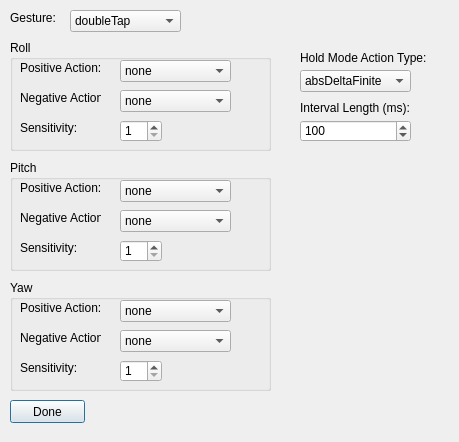
The window that PMMain/Midas/MidasProfileManager/HoldEditor.ui (jordenh/ProjectMidas) describes before a commit, drawn with Qt 5.
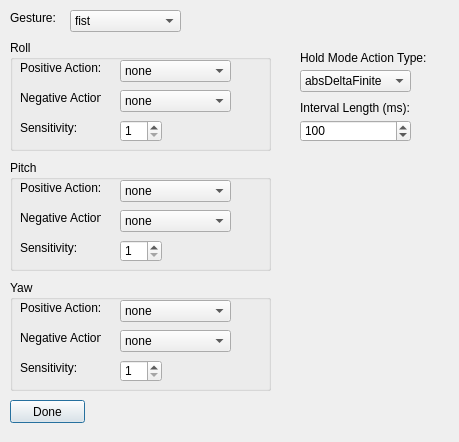
The same window after the commit.

```diff
--- a/PMMain/Midas/MidasProfileManager/HoldEditor.ui
+++ b/PMMain/Midas/MidasProfileManager/HoldEditor.ui
@@ -36,13 +36,8 @@
     </rect>
    </property>
    <property name="currentText">
-    <string>doubleTap</string>
+    <string>fist</string>
    </property>
-   <item>
-    <property name="text">
-     <string>doubleTap</string>
-    </property>
-   </item>
    <item>
     <property name="text">
      <string>fist</string>
```
